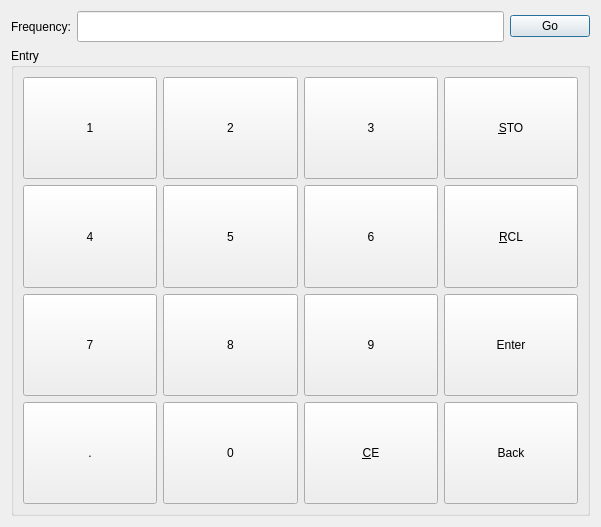
The window that frequencyinputwidget.ui (adecarolis/wfweb) describes before a commit, drawn with Qt 5.
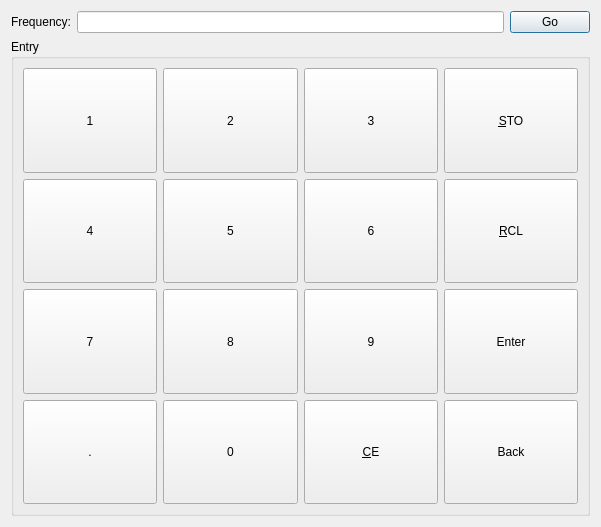
The same window after the commit.

Commit message: Remove named fonts

Patch:
```diff
--- a/frequencyinputwidget.ui
+++ b/frequencyinputwidget.ui
@@ -25,13 +25,6 @@
      </item>
      <item>
       <widget class="QLineEdit" name="freqMhzLineEdit">
-       <property name="font">
-        <font>
-         <family>DejaVu Sans Mono</family>
-         <pointsize>14</pointsize>
-         <bold>true</bold>
-        </font>
-       </property>
       </widget>
      </item>
      <item>
```
The commit also changes 4 other files.
